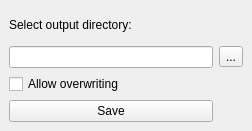
Above: save_qml_dockwidget_base.ui from ctu-fgis/2019-b-qgis-qml-save before the change. Below: the same form after it.
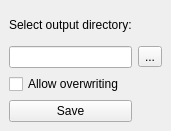
That is the form after the change.

Commit message: warning when output dir is not defined, see #8

What changed in the file:
```diff
--- a/save_qml_dockwidget_base.ui
+++ b/save_qml_dockwidget_base.ui
@@ -6,7 +6,7 @@
    <rect>
     <x>0</x>
     <y>0</y>
-    <width>252</width>
+    <width>170</width>
     <height>131</height>
    </rect>
   </property>
```
Left out of the diff: 6 changed lines with no effect on the pictures. The commit also changes 1 other file.
